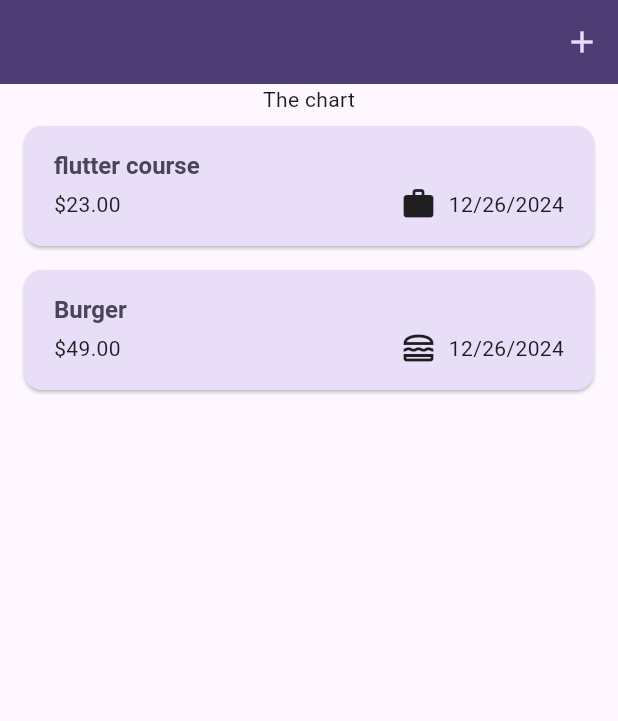
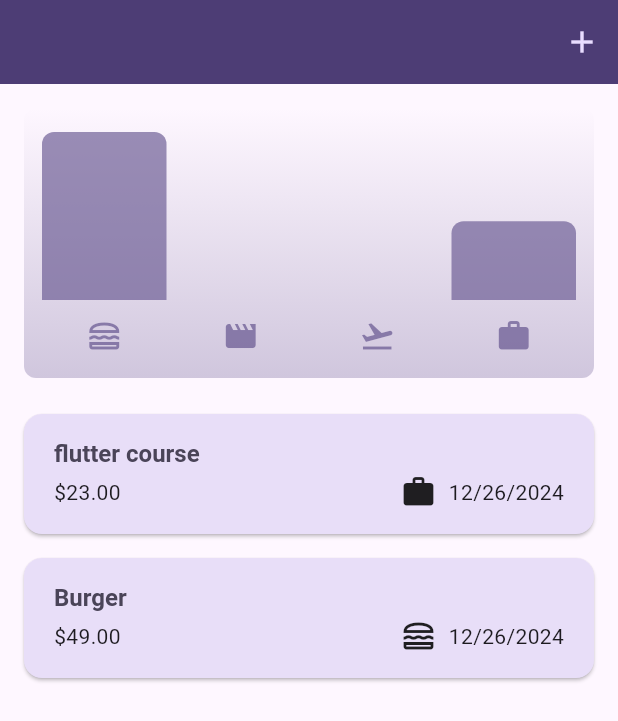
Before and after one commit to devchand4949/expense-tracker, a Flutter app: the screen it shows after launch, on a phone screen of 412 x 824 dp. Shown: the top 721 px of the screen. Run offline on Flutter 3.47's test engine with Material 3 defaults, Android fonts, the phone set to English and light mode, and no system bars.

Commit message:
finally done my expense app

```diff
--- /dev/null
+++ b/lib/widget/chart/chart.dart
@@ -0,0 +1,95 @@
+import 'package:flutter/material.dart';
+
+import 'package:expense_tracker/widget/chart/chart_bar.dart';
+import 'package:expense_tracker/model/expense.dart';
+
+class Chart extends StatelessWidget {
+  const Chart({super.key, required this.expenses});
+
+  final List<Expense> expenses;
+
+  List<ExpenseBucket> get buckets {
+    return [
+      ExpenseBucket.forCategory(expenses, Category.food),
+      ExpenseBucket.forCategory(expenses, Category.leisure),
+      ExpenseBucket.forCategory(expenses, Category.travel),
+      ExpenseBucket.forCategory(expenses, Category.work),
+    ];
+  }
+
+  double get maxTotalExpense {
+    double maxTotalExpense = 0;
+
+    for (final bucket in buckets) {
+      if (bucket.totalExpense > maxTotalExpense) {
+        maxTotalExpense = bucket.totalExpense;
+      }
+    }
+
+    return maxTotalExpense;
+  }
+
+  @override
+  Widget build(BuildContext context) {
+    final isDarkMode =
+        MediaQuery.of(context).platformBrightness == Brightness.dark;
+    return Container(
+      margin: const EdgeInsets.all(16),
+      padding: const EdgeInsets.symmetric(
+        vertical: 16,
+        horizontal: 8,
+      ),
+      width: double.infinity,
+      height: 180,
+      decoration: BoxDecoration(
+        borderRadius: BorderRadius.circular(8),
+        gradient: LinearGradient(
+          colors: [
+            Theme.of(context).colorScheme.primary.withOpacity(0.3),
+            Theme.of(context).colorScheme.primary.withOpacity(0.0)
+          ],
+          begin: Alignment.bottomCenter,
+          end: Alignment.topCenter,
+        ),
+      ),
+      child: Column(
+        children: [
+          Expanded(
+            child: Row(
+              crossAxisAlignment: CrossAxisAlignment.end,
+              children: [
+                for (final bucket in buckets) // alternative to map()
+                  ChartBar(
+                    fill: bucket.totalExpense == 0
+                        ? 0
+                        : bucket.totalExpense / maxTotalExpense,
+                  )
+              ],
+            ),
+          ),
+          const SizedBox(height: 12),
+          Row(
+            children: buckets
+                .map(
+                  (bucket) => Expanded(
+                child: Padding(
+                  padding: const EdgeInsets.symmetric(horizontal: 4),
+                  child: Icon(
+                    categoryIcon[bucket.category],
+                    color: isDarkMode
+                        ? Theme.of(context).colorScheme.secondary
+                        : Theme.of(context)
+                        .colorScheme
+                        .primary
+                        .withOpacity(0.7),
+                  ),
+                ),
+              ),
+            )
+                .toList(),
+          )
+        ],
+      ),
+    );
+  }
+}
--- /dev/null
+++ b/lib/widget/chart/chart_bar.dart
@@ -0,0 +1,34 @@
+import 'package:flutter/material.dart';
+
+class ChartBar extends StatelessWidget {
+  const ChartBar({
+    super.key,
+    required this.fill,
+  });
+
+  final double fill;
+
+  @override
+  Widget build(BuildContext context) {
+    final isDarkMode =
+        MediaQuery.of(context).platformBrightness == Brightness.dark;
+    return Expanded(
+      child: Padding(
+        padding: const EdgeInsets.symmetric(horizontal: 4),
+        child: FractionallySizedBox(
+          heightFactor: fill,
+          child: DecoratedBox(
+            decoration: BoxDecoration(
+              shape: BoxShape.rectangle,
+              borderRadius:
+              const BorderRadius.vertical(top: Radius.circular(8)),
+              color: isDarkMode
+                  ? Theme.of(context).colorScheme.secondary
+                  : Theme.of(context).colorScheme.primary.withOpacity(0.65),
+            ),
+          ),
+        ),
+      ),
+    );
+  }
+}
--- a/lib/widget/expenses.dart
+++ b/lib/widget/expenses.dart
@@ -1,4 +1,5 @@
 import 'package:expense_tracker/model/expense.dart';
+import 'package:expense_tracker/widget/chart/chart.dart';
 import 'package:expense_tracker/widget/new_expense.dart';
 import 'package:flutter/material.dart';
 import 'expenses_list/expenses_list.dart';
@@ -89,7 +90,7 @@ class _ExpensesState extends State<Expenses> {
       ),
       body: Column(
         children: [
-          Text("The chart"),
+          Chart(expenses: _registeredExpenses),
           Expanded(child: mainContent // call mainContent widget (uper che)
               ),
         ],
```
